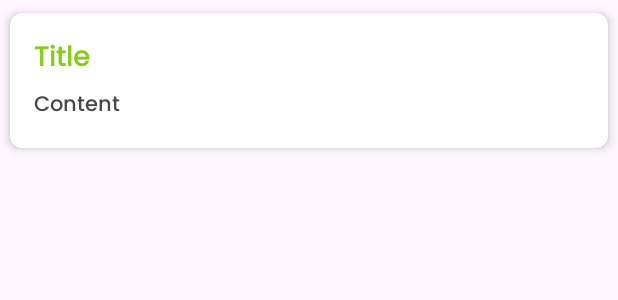
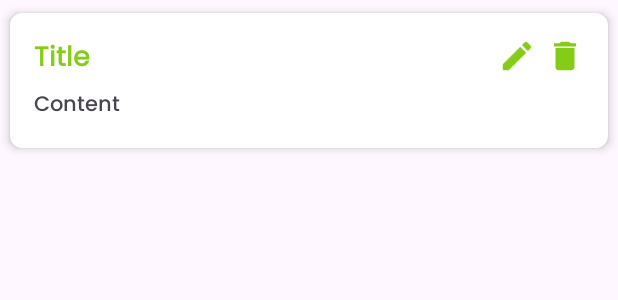
Before and after one commit to Vympel87/Note-SQLite, an Android app: the layout note_item.xml on its own in the app's theme, with its tools: preview values and no code run, on a phone screen of 412 x 824 dp. Shown: the top 300 px of the screen. Run offline under Robolectric (Android 15) with nearby library versions, the phone set to English and light mode, and no system bars.

Commit message:
Add Update and Delete for edit data

```diff
--- a/app/src/main/java/com/example/note/AddActivity.kt
+++ b/app/src/main/java/com/example/note/AddActivity.kt
@@ -25,7 +25,7 @@ class AddActivity : AppCompatActivity() {
             db.insertNote(note)
             finish()
 
-            Toast.makeText(this, "Note is succsfully saved", Toast.LENGTH_SHORT).show()
+            Toast.makeText(this, "Note is successfully saved", Toast.LENGTH_SHORT).show()
         }
     }
 }
--- /dev/null
+++ b/app/src/main/res/drawable/baseline_delete_24.xml
@@ -0,0 +1,5 @@
+<vector android:height="24dp" android:tint="#84CC16"
+    android:viewportHeight="24" android:viewportWidth="24"
+    android:width="24dp" xmlns:android="http://schemas.android.com/apk/res/android">
+    <path android:fillColor="@android:color/white" android:pathData="M6,19c0,1.1 0.9,2 2,2h8c1.1,0 2,-0.9 2,-2V7H6v12zM19,4h-3.5l-1,-1h-5l-1,1H5v2h14V4z"/>
+</vector>
--- a/app/src/main/res/layout/note_item.xml
+++ b/app/src/main/res/layout/note_item.xml
@@ -31,6 +31,23 @@
                 app:layout_constraintStart_toStartOf="parent"
                 app:layout_constraintTop_toTopOf="parent"/>
 
+            <androidx.appcompat.widget.AppCompatButton
+                android:layout_width="25dp"
+                android:layout_height="25dp"
+                android:id="@+id/edit_btn"
+                android:layout_marginEnd="32dp"
+                android:background="@drawable/baseline_edit_24"
+                app:layout_constraintTop_toTopOf="parent"
+                app:layout_constraintEnd_toEndOf="@id/delete_btn"/>
+
+            <androidx.appcompat.widget.AppCompatButton
+                android:layout_width="25dp"
+                android:layout_height="25dp"
+                android:id="@+id/delete_btn"
+                android:background="@drawable/baseline_delete_24"
+                app:layout_constraintTop_toTopOf="parent"
+                app:layout_constraintEnd_toEndOf="parent"/>
+
 
         </androidx.constraintlayout.widget.ConstraintLayout>
 
```
Also changed, not shown: app/src/main/java/com/example/note/NoteDatabaseHelper.kt (+35 -0 lines), app/src/main/java/com/example/note/NotesAdapter.kt (+25 -4 lines), app/src/main/java/com/example/note/UpdateActivity.kt (+32 -1 lines), app/src/main/res/layout/activity_update.xml (+50 -0 lines).
